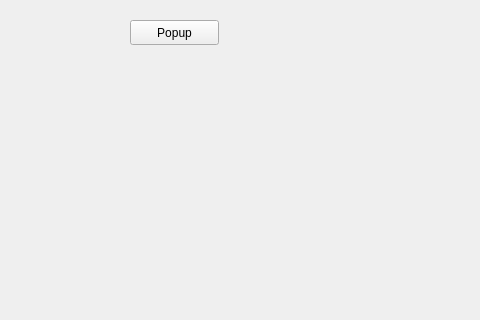
Before: the Qt Designer form frontend/resource/GUI.ui in gintalk/network-visualization-main, drawn with Qt 5; both pictures show x 0 to 480 and y 0 to 320 of the 1165 by 752 pixel window.
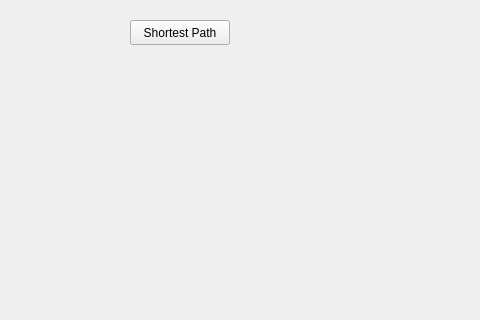
After: the same form once the commit is applied.

Commit message: Complete show shortest_path function

Patch:
```diff
--- a/frontend/resource/GUI.ui
+++ b/frontend/resource/GUI.ui
@@ -29,12 +29,12 @@
      <rect>
       <x>130</x>
       <y>20</y>
-      <width>89</width>
+      <width>100</width>
       <height>25</height>
      </rect>
     </property>
     <property name="text">
-     <string>Popup</string>
+     <string>Shortest Path</string>
     </property>
    </widget>
   </widget>
```
The commit also changes 1 other file.
